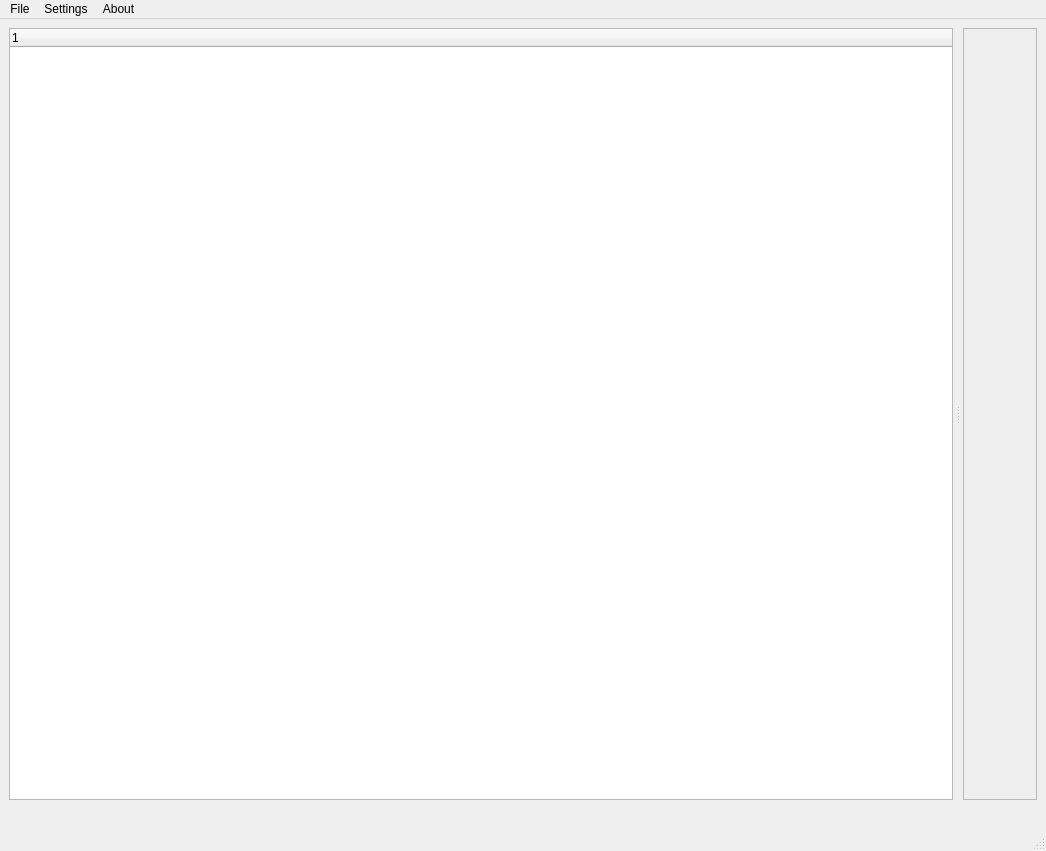
Old version of the form res/mainwindow.ui in the repository computergeek1507/box_design.
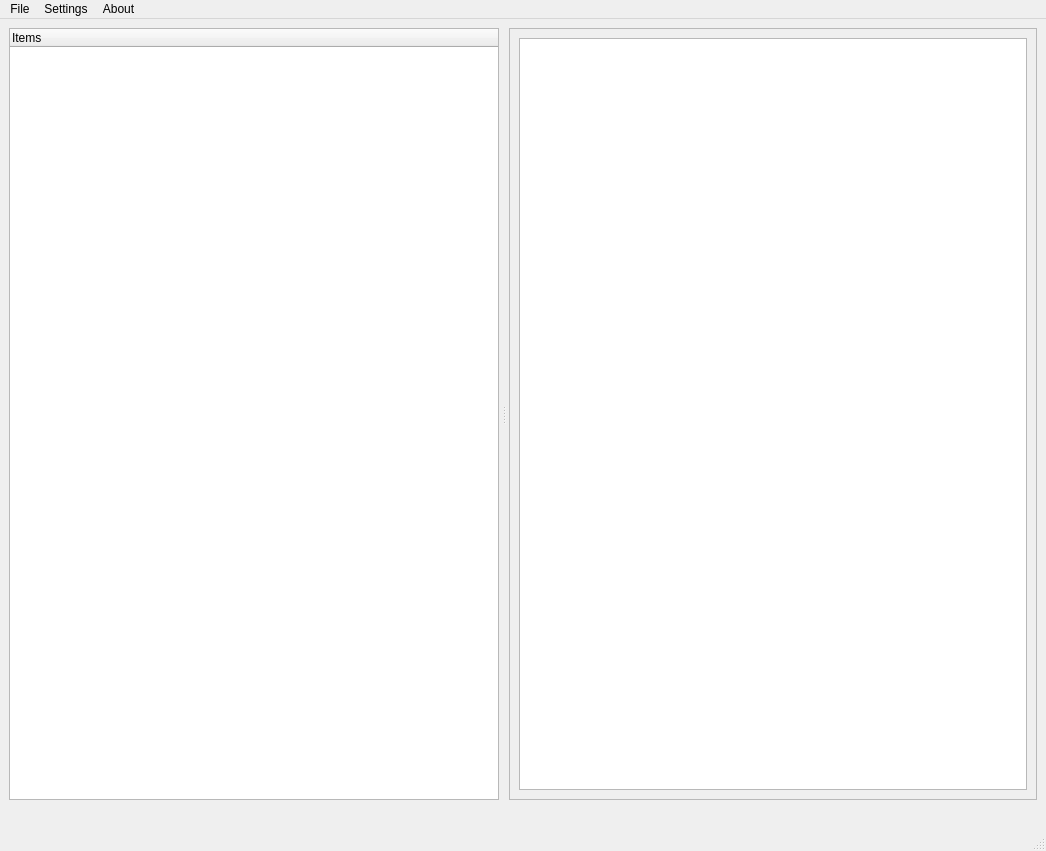
New version of the form. Icons and pictures are not drawn. Custom widgets are drawn as their Qt base class.

```diff
--- a/res/mainwindow.ui
+++ b/res/mainwindow.ui
@@ -34,9 +34,30 @@
        <number>10</number>
       </property>
       <widget class="QTreeWidget" name="treeWidget">
+       <property name="sizePolicy">
+        <sizepolicy hsizetype="Minimum" vsizetype="Expanding">
+         <horstretch>0</horstretch>
+         <verstretch>0</verstretch>
+        </sizepolicy>
+       </property>
+       <property name="minimumSize">
+        <size>
+         <width>100</width>
+         <height>0</height>
+        </size>
+       </property>
+       <property name="baseSize">
+        <size>
+         <width>100</width>
+         <height>0</height>
+        </size>
+       </property>
+       <attribute name="headerDefaultSectionSize">
+        <number>50</number>
+       </attribute>
        <column>
         <property name="text">
-         <string notr="true">1</string>
+         <string notr="true">Items</string>
         </property>
        </column>
       </widget>
@@ -49,13 +70,20 @@
          <rect>
           <x>0</x>
           <y>0</y>
-          <width>58</width>
+          <width>526</width>
           <height>769</height>
          </rect>
         </property>
         <layout class="QHBoxLayout" name="horizontalLayout">
          <item>
-          <widget class="QWidget" name="widget" native="true"/>
+          <widget class="BoxGraphicsView" name="boxView">
+           <property name="sizePolicy">
+            <sizepolicy hsizetype="Expanding" vsizetype="Expanding">
+             <horstretch>0</horstretch>
+             <verstretch>1</verstretch>
+            </sizepolicy>
+           </property>
+          </widget>
          </item>
         </layout>
        </widget>
@@ -306,6 +334,13 @@
    </property>
   </action>
  </widget>
+ <customwidgets>
+  <customwidget>
+   <class>BoxGraphicsView</class>
+   <extends>QGraphicsView</extends>
+   <header>boxgraphicsview.h</header>
+  </customwidget>
+ </customwidgets>
  <resources>
   <include location="box_design.qrc"/>
  </resources>
```
Left out of the diff: 134 changed lines with no effect on the pictures.
